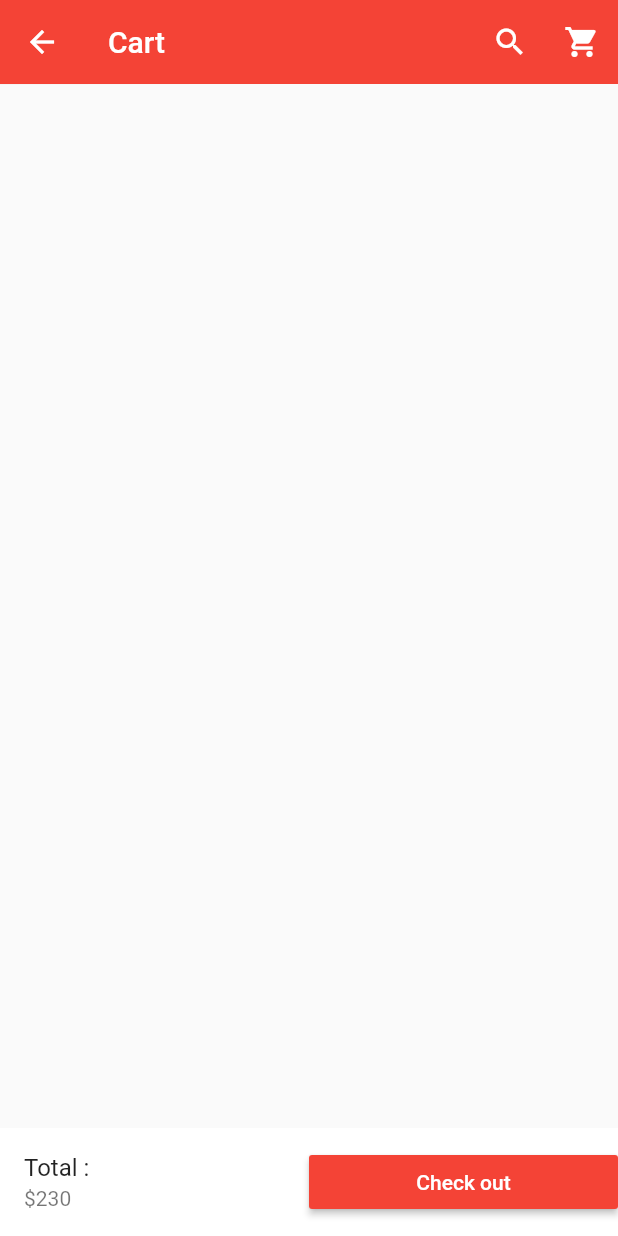
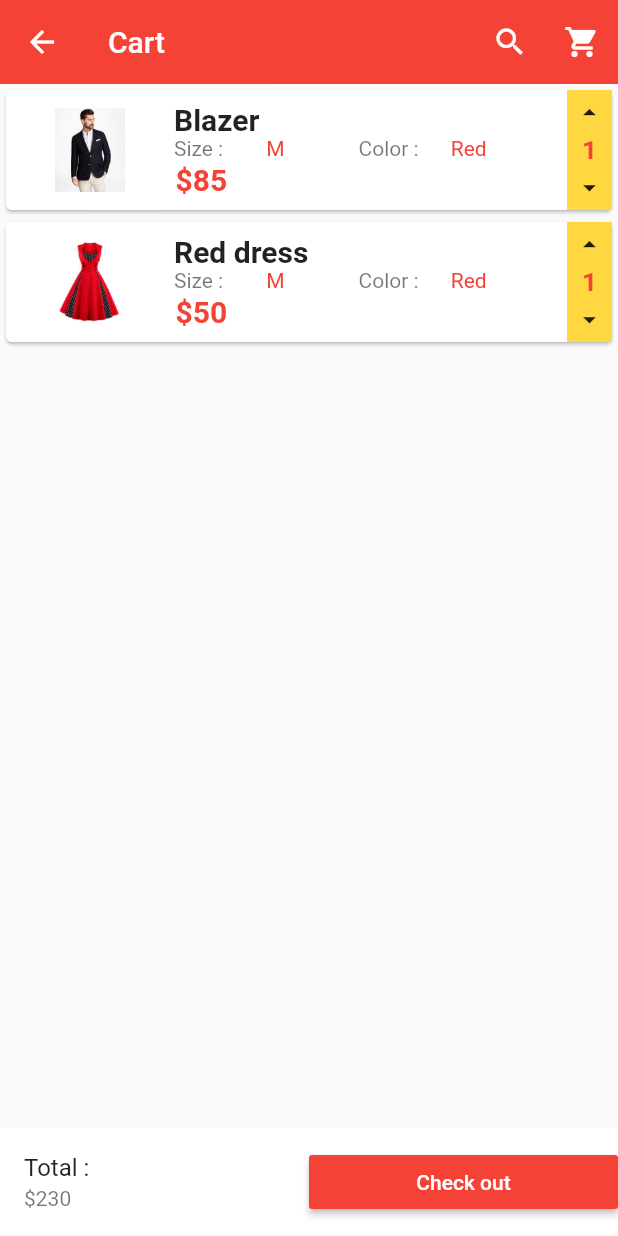
Before and after one commit to MahmoudSelmy/flutter_app, a Flutter app: the Cart screen opened directly, on a phone screen of 412 x 824 dp. Run offline on Flutter 3.47's test engine with Material 2 defaults, Android fonts, the phone set to English and light mode, and no system bars; our stand-ins replace carousel_pro.

Commit message:
22 - 22. Flutter e-commerce app - Complete Shopping list page + Fix Quantity widget icons issue.

```diff
--- /dev/null
+++ b/lib/components/cart_products.dart
@@ -0,0 +1,117 @@
+import 'package:flutter/material.dart';
+
+class CartProducts extends StatefulWidget {
+  @override
+  _CartProductsState createState() => _CartProductsState();
+}
+
+class _CartProductsState extends State<CartProducts> {
+  var products =
+  [
+    {
+      "name": "Blazer",
+      "picture": "images/products/blazer1.jpeg",
+      "price": 85,
+      "size":"M",
+      "color":"Red",
+      "quantity":1
+    },
+    {
+      "name": "Red dress",
+      "picture": "images/products/dress1.jpeg",
+      "price": 50,
+      "size":"M",
+      "color":"Red",
+      "quantity":1
+    }
+  ];
+  @override
+  Widget build(BuildContext context) {
+    return ListView.builder(
+        itemCount: products.length,
+        itemBuilder: (context, index){
+          return CartProduct(
+              name: products[index]['name'],
+              picture: products[index]['picture'],
+              price: products[index]['price'],
+              size: products[index]['size'],
+              color: products[index]['color'],
+              quantity: products[index]['quantity']);
+        });
+  }
+}
+
+class CartProduct extends StatelessWidget {
+  final String name;
+  final String picture;
+  final int price;
+  final String size;
+  final String color;
+  final int quantity;
+
+  const CartProduct({Key key, this.name, this.picture, this.price, this.size, this.color, this.quantity}) : super(key: key);
+  @override
+  Widget build(BuildContext context)
+  {
+    return Card(
+      child: Row(
+      children: <Widget>[
+        Expanded(
+          child: ListTile(
+            leading: Image.asset(picture, width: 80.0, height: 80.0,),
+            title: Text(name, style: TextStyle(fontSize: 20.0, fontWeight: FontWeight.bold),),
+            subtitle: Column(
+              mainAxisSize: MainAxisSize.min,
+              children: <Widget>[
+                Row(
+                  mainAxisSize: MainAxisSize.min,
+                  children: <Widget>[
+                    Expanded(
+                      child: Text('Size :'),
+                    ),
+                    Expanded(
+                      child: Text(size, textAlign: TextAlign.left, style: TextStyle(color: Colors.red),),
+                    ),
+                    Expanded(
+                      child: Text('Color :'),
+                    ),
+                    Expanded(
+                      child: Text(color, textAlign: TextAlign.left, style: TextStyle(color: Colors.red),),
+                    )
+                  ],
+                ),
+                Container(
+                  alignment: Alignment.topLeft,
+                  child: Padding(
+                    padding: const EdgeInsets.all(1.0),
+                    child: Text('\$$price', style: TextStyle(color: Colors.red, fontWeight: FontWeight.bold, fontSize: 20.0,), textAlign: TextAlign.left,),
+                  ),
+                )
+              ],
+            ),
+          ),
+        ),
+        buildQuantityContoller()
+      ],
+      ),
+    );
+  }
+
+  Container buildQuantityContoller() {
+    return Container(
+        height: 80.0,
+        width: 30.0,
+        color: Colors.amberAccent,
+        child: FittedBox(
+          fit: BoxFit.fill,
+          child: Column(
+            children: <Widget>[
+              IconButton(icon: Icon(Icons.arrow_drop_up, ),iconSize: 35.0, onPressed: (){},),
+              Text('$quantity', style: TextStyle(color: Colors.red, fontSize: 30.0, fontWeight: FontWeight.bold),),
+              IconButton(icon: Icon(Icons.arrow_drop_down, ),iconSize: 35.0, onPressed: (){},),
+            ],
+          ),
+        ),
+      );
+  }
+}
--- a/lib/pages/cart.dart
+++ b/lib/pages/cart.dart
@@ -1,5 +1,6 @@
 import 'package:flutter/material.dart';
 import 'package:flutter_app/main.dart';
+import 'package:flutter_app/components/cart_products.dart';
 
 class Cart extends StatefulWidget {
   @override
@@ -11,6 +12,7 @@ class _CartState extends State<Cart> {
   Widget build(BuildContext context) {
     return Scaffold(
       appBar: buildAppBar(),
+      body: CartProducts(),
       bottomNavigationBar: Container(
         color: Colors.white,
         child: Row(
```
